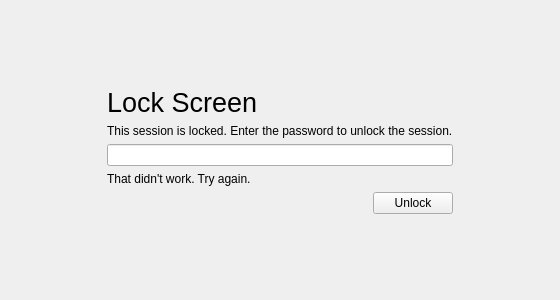
Above: mainwindow.ui from vicr123/tsscreenlock before the change. Below: the same form after it.
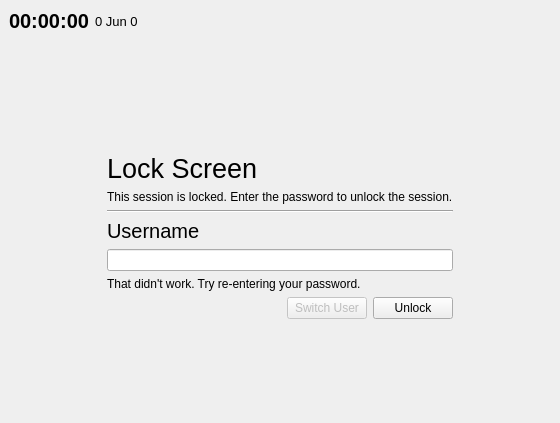
That is the form after the change. Icons and pictures are not drawn.

Patch:
```diff
--- a/mainwindow.ui
+++ b/mainwindow.ui
@@ -7,15 +7,30 @@
     <x>0</x>
     <y>0</y>
     <width>560</width>
-    <height>300</height>
+    <height>423</height>
    </rect>
   </property>
   <property name="windowTitle">
-   <string>MainWindow</string>
+   <string>LockWindow</string>
+  </property>
+  <property name="styleSheet">
+   <string notr="true"/>
   </property>
   <widget class="QWidget" name="centralWidget">
    <layout class="QGridLayout" name="gridLayout">
-    <item row="0" column="1">
+    <property name="leftMargin">
+     <number>0</number>
+    </property>
+    <property name="topMargin">
+     <number>0</number>
+    </property>
+    <property name="rightMargin">
+     <number>0</number>
+    </property>
+    <property name="bottomMargin">
+     <number>0</number>
+    </property>
+    <item row="1" column="1">
      <spacer name="verticalSpacer">
       <property name="orientation">
        <enum>Qt::Vertical</enum>
@@ -23,31 +38,37 @@
       <property name="sizeHint" stdset="0">
        <size>
         <width>20</width>
-        <height>43</height>
+        <height>71</height>
        </size>
       </property>
      </spacer>
     </item>
-    <item row="1" column="0">
+    <item row="2" column="0">
      <spacer name="horizontalSpacer">
       <property name="orientation">
        <enum>Qt::Horizontal</enum>
       </property>
       <property name="sizeHint" stdset="0">
        <size>
-        <width>54</width>
+        <width>63</width>
         <height>20</height>
        </size>
       </property>
      </spacer>
     </item>
-    <item row="1" column="1">
-     <widget class="QFrame" name="frame">
+    <item row="2" column="1">
+     <widget class="QFrame" name="lockFrame">
+      <property name="autoFillBackground">
+       <bool>true</bool>
+      </property>
       <property name="frameShape">
        <enum>QFrame::NoFrame</enum>
       </property>
       <property name="frameShadow">
-       <enum>QFrame::Raised</enum>
+       <enum>QFrame::Plain</enum>
+      </property>
+      <property name="lineWidth">
+       <number>0</number>
       </property>
       <layout class="QVBoxLayout" name="verticalLayout">
        <item>
@@ -69,17 +90,39 @@
          </property>
         </widget>
        </item>
+       <item>
+        <widget class="Line" name="line">
+         <property name="orientation">
+          <enum>Qt::Horizontal</enum>
+         </property>
+        </widget>
+       </item>
+       <item>
+        <widget class="QLabel" name="usernameLabel">
+         <property name="font">
+          <font>
+           <pointsize>15</pointsize>
+          </font>
+         </property>
+         <property name="text">
+          <string>Username</string>
+         </property>
+        </widget>
+       </item>
        <item>
         <widget class="QLineEdit" name="lineEdit">
          <property name="echoMode">
           <enum>QLineEdit::Password</enum>
          </property>
+         <property name="clearButtonEnabled">
+          <bool>true</bool>
+         </property>
         </widget>
        </item>
        <item>
         <widget class="QLabel" name="incorrectPassword">
          <property name="text">
-          <string>That didn't work. Try again.</string>
+          <string>That didn't work. Try re-entering your password.</string>
          </property>
         </widget>
        </item>
@@ -98,6 +141,19 @@
            </property>
           </spacer>
          </item>
+         <item>
+          <widget class="QPushButton" name="pushButton_2">
+           <property name="enabled">
+            <bool>false</bool>
+           </property>
+           <property name="text">
+            <string>Switch User</string>
+           </property>
+           <property name="icon">
+            <iconset theme="system-switch-user"/>
+           </property>
+          </widget>
+         </item>
          <item>
           <widget class="QPushButton" name="pushButton">
            <property name="text">
@@ -113,20 +169,20 @@
       </layout>
      </widget>
     </item>
-    <item row="1" column="2">
+    <item row="2" column="2">
      <spacer name="horizontalSpacer_2">
       <property name="orientation">
        <enum>Qt::Horizontal</enum>
       </property>
       <property name="sizeHint" stdset="0">
        <size>
-        <width>53</width>
+        <width>62</width>
         <height>20</height>
        </size>
       </property>
      </spacer>
     </item>
-    <item row="2" column="1">
+    <item row="3" column="1">
      <spacer name="verticalSpacer_2">
       <property name="orientation">
        <enum>Qt::Vertical</enum>
@@ -134,11 +190,81 @@
       <property name="sizeHint" stdset="0">
        <size>
         <width>20</width>
-        <height>43</height>
+        <height>70</height>
        </size>
       </property>
      </spacer>
     </item>
+    <item row="0" column="0" colspan="3">
+     <widget class="QFrame" name="frame">
+      <property name="font">
+       <font>
+        <pointsize>15</pointsize>
+       </font>
+      </property>
+      <property name="autoFillBackground">
+       <bool>true</bool>
+      </property>
+      <property name="frameShape">
+       <enum>QFrame::NoFrame</enum>
+      </property>
+      <property name="frameShadow">
+       <enum>QFrame::Raised</enum>
+      </property>
+      <layout class="QHBoxLayout" name="horizontalLayout_2">
+       <property name="leftMargin">
+        <number>9</number>
+       </property>
+       <property name="topMargin">
+        <number>9</number>
+       </property>
+       <property name="rightMargin">
+        <number>9</number>
+       </property>
+       <property name="bottomMargin">
+        <number>9</number>
+       </property>
+       <item>
+        <widget class="QLabel" name="timeLabel">
+         <property name="font">
+          <font>
+           <weight>75</weight>
+           <bold>true</bold>
+          </font>
+         </property>
+         <property name="text">
+          <string>00:00:00</string>
+         </property>
+        </widget>
+       </item>
+       <item>
+        <widget class="QLabel" name="dateLabel">
+         <property name="font">
+          <font>
+           <pointsize>10</pointsize>
+          </font>
+         </property>
+         <property name="text">
+          <string>0 Jun 0</string>
+         </property>
+        </widget>
+       </item>
+       <item>
+        <spacer name="horizontalSpacer_4">
+         <property name="orientation">
+          <enum>Qt::Horizontal</enum>
+         </property>
+         <property name="sizeHint" stdset="0">
+          <size>
+           <width>40</width>
+           <height>20</height>
+          </size>
+         </property>
+        </spacer>
+       </item>
+      </layout>
+     </widget>
+    </item>
    </layout>
   </widget>
  </widget>
```
